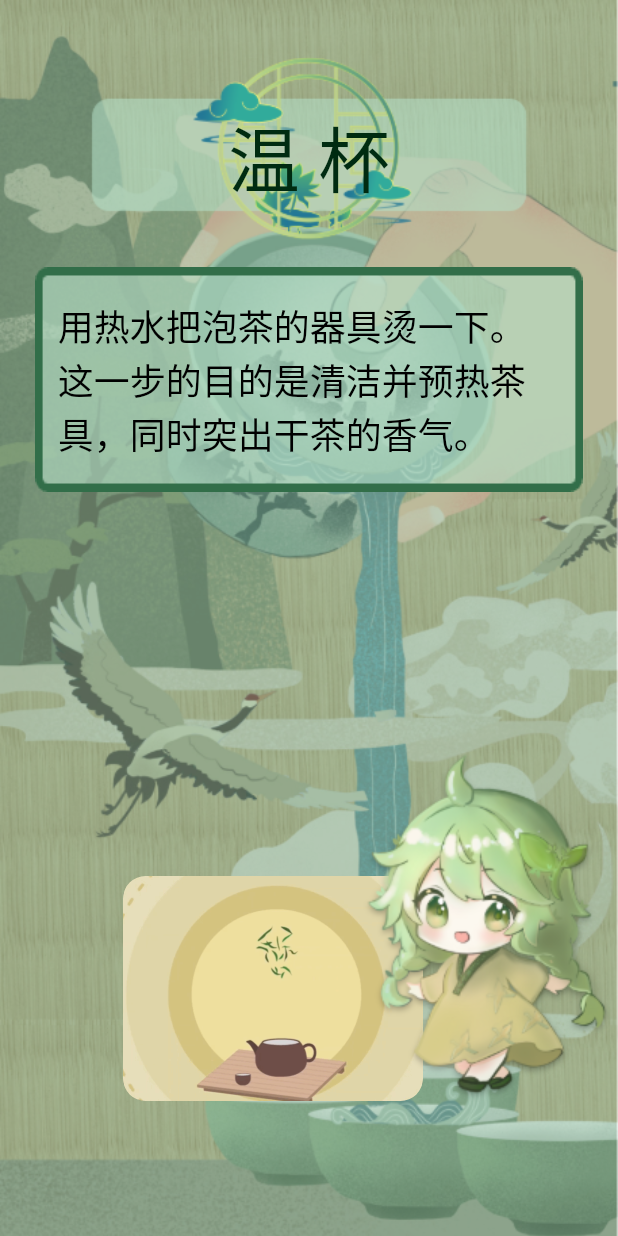
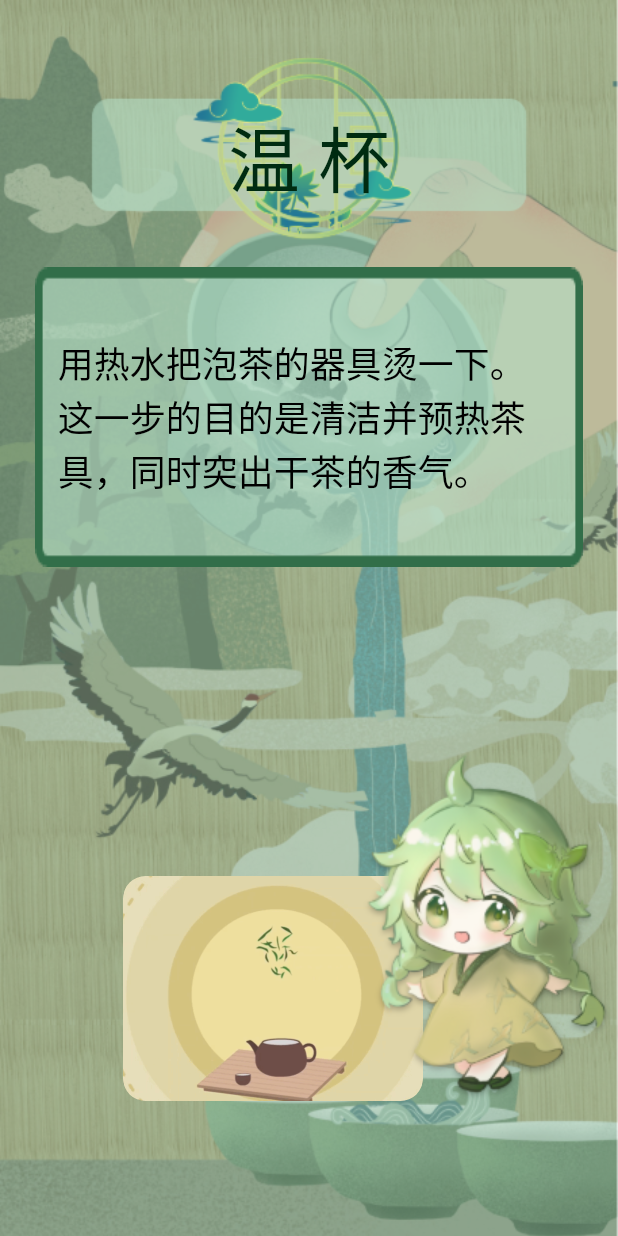
Before and after one commit to PrinceSaoKe/whispers_of_tea, a Flutter app: the BrewTeaPage screen opened by its route, on a phone screen of 412 x 824 dp. Run offline on Flutter 3.47's test engine with Material 2 defaults, Android fonts, the phone set to English and light mode, and no system bars; our stand-ins replace card_swiper, dio, get, image_gallery_saver, shared_preferences; accounts and stored records are empty; network calls fail; Roboto replaces fonts that are missing (KingsoftCloudFont, ZhanKuQingKeHuangYouTi); statements that could not run were skipped.

Commit message:
💄 style: 适配UI

```diff
--- a/lib/pages/brew_tea_step/brew_tea.dart
+++ b/lib/pages/brew_tea_step/brew_tea.dart
@@ -112,7 +112,7 @@ class _BrewTeaPageState extends State<BrewTeaPage> {
       padding: const EdgeInsets.fromLTRB(20, 0, 20, 0),
       child: Container(
         width: 365,
-        height: 150,
+        height: 200,
         alignment: Alignment.center,
         padding: const EdgeInsets.fromLTRB(15, 15, 15, 15),
         decoration: const BoxDecoration(
--- a/lib/pages/login/quick_login.dart
+++ b/lib/pages/login/quick_login.dart
@@ -90,6 +90,11 @@ class _QuickLoginPageState extends State<QuickLoginPage> {
                   text: '一键登录',
                   backgroundColor: AppTheme.loginButtonDarkColor,
                   onTap: () async {
+                    if (emailController.text == '') {
+                      Get.dialog(const MessageDialog(title: '请输入邮箱'));
+                    } else if (passwordController.text == '') {
+                      Get.dialog(const MessageDialog(title: '请输入密码'));
+                    }
                     LoginModel model = await AppNet.login(
                       email: emailController.text,
                       password: passwordController.text,
--- a/lib/pages/tea_appreciation/tea_species.dart
+++ b/lib/pages/tea_appreciation/tea_species.dart
@@ -58,6 +58,7 @@ class _TeaSpeciesPageState extends State<TeaSpeciesPage> {
                   padding: const EdgeInsets.fromLTRB(20, 0, 20, 0),
                   mainAxisSpacing: 10,
                   shrinkWrap: true,
+                  childAspectRatio: 0.94,
                   physics: const NeverScrollableScrollPhysics(),
                   children: [
                     _getTeaCard('绿茶', AppAssets.greenTea, 0),
--- a/pubspec.yaml
+++ b/pubspec.yaml
@@ -16,7 +16,7 @@ publish_to: 'none' # Remove this line if you wish to publish to pub.dev
 # https://developer.apple.com/library/archive/documentation/General/Reference/InfoPlistKeyReference/Articles/CoreFoundationKeys.html
 # In Windows, build-name is used as the major, minor, and patch parts
 # of the product and file versions while build-number is used as the build suffix.
-version: 1.0.0+2
+version: 1.0.0+3
 
 environment:
   sdk: '>=3.0.1 <4.0.0'
```
Also changed, not shown: lib/pages/tea_appreciation/tea_introduction.dart (+4 -4 lines).
